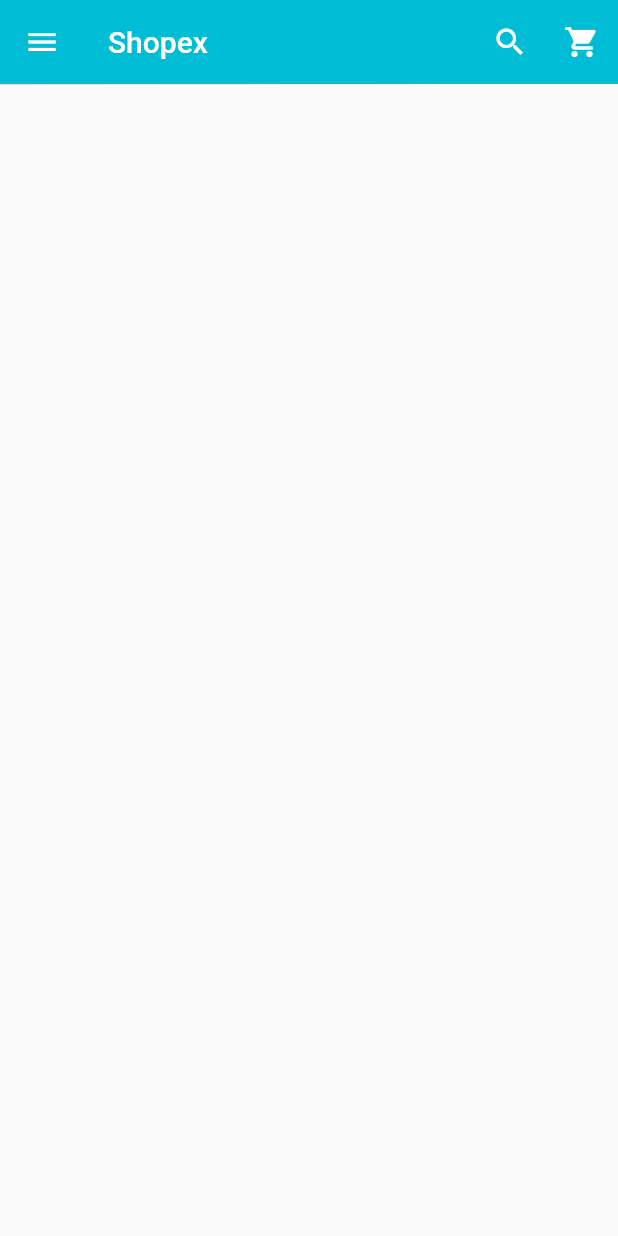
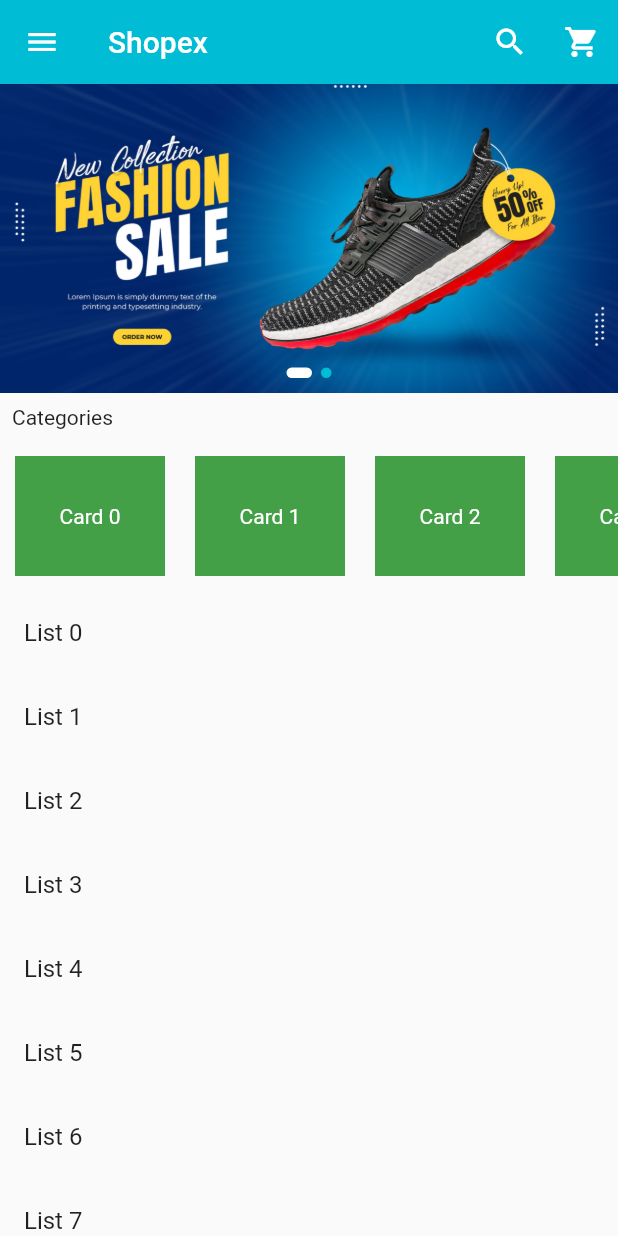
Before and after one commit to iamayush01/Shopex, a Flutter app: the screen it shows after launch, on a phone screen of 412 x 824 dp. Run offline on Flutter 3.47's test engine with Material 2 defaults, Android fonts, the phone set to English and light mode, and no system bars; drawn by our look-alikes of carousel_slider.

Commit message:
modified:   lib/main.dart  	modified:   pubspec.lock 	modified:   pubspec.yaml

```diff
--- /dev/null
+++ b/lib/components/horizontal_list.dart
@@ -0,0 +1,40 @@
+import 'package:flutter/material.dart';
+
+class HorizontalList extends StatelessWidget {
+  const HorizontalList({super.key});
+
+  @override
+  Widget build(BuildContext context) {
+    return Container(
+      height: 80.0,
+      child: ListView(
+        scrollDirection: Axis.horizontal,
+        children: const <Widget>[
+          /*Category(
+            image_location: 'assets/images/cr1.jpg',
+          )*/
+        ],
+      ),
+    );
+  }
+}
+
+/*class Category extends StatelessWidget {
+  const Category({super.key});
+  final String image_location = "";
+  final String image_caption = "";
+  Category({this.image_location, this.image_caption});
+  @override
+  Widget build(BuildContext context) {
+    return Padding(
+      padding: EdgeInsets.all(2.0),
+      child: InkWell(
+        onTap: () {},
+        child: ListTile(
+          title: Image.asset(image_location),
+          subtitle: Text(image_caption),
+        ),
+      ),
+    );
+  }
+}*/
--- a/lib/main.dart
+++ b/lib/main.dart
@@ -1,4 +1,7 @@
 import 'package:flutter/material.dart';
+import 'package:carousel_slider/carousel_slider.dart';
+//My imports
+//import 'components/horizontal_list.dart';
 
 void main() {
   runApp(
@@ -13,6 +16,12 @@ class HomePage extends StatefulWidget {
 }
 
 class _HomePageState extends State<HomePage> {
+  List imageList = [
+    {"id": 1, "image_path": 'assets/images/cr1.jpg'},
+    {"id": 2, "image_path": 'assets/images/cr2.jpg'},
+  ];
+  final CarouselController carouselController = CarouselController();
+  int currindex = 0;
   @override
   Widget build(BuildContext context) {
     return Scaffold(
@@ -105,6 +114,105 @@ class _HomePageState extends State<HomePage> {
           ],
         ),
       ),
+      body: ListView(children: <Widget>[
+        Stack(
+          children: [
+            InkWell(
+              onTap: () {},
+              child: CarouselSlider(
+                items: imageList
+                    .map(
+                      (item) => Image.asset(
+                        item['image_path'],
+                        fit: BoxFit.cover,
+                        width: double.infinity,
+                      ),
+                    )
+                    .toList(),
+                carouselController: carouselController,
+                options: CarouselOptions(
+                  scrollPhysics: const BouncingScrollPhysics(),
+                  autoPlay: true,
+                  aspectRatio: 2,
+                  viewportFraction: 1,
+                  onPageChanged: (index, reason) {
+                    setState(() {
+                      currindex = index;
+                    });
+                  },
+                ),
+              ),
+            ),
+            Positioned(
+              bottom: 10,
+              left: 0,
+              right: 0,
+              child: Row(
+                mainAxisAlignment: MainAxisAlignment.center,
+                children: imageList.asMap().entries.map((entry) {
+                  return GestureDetector(
+                    onTap: () => carouselController.animateToPage(entry.key),
+                    child: Container(
+                      width: currindex == entry.key ? 17 : 7,
+                      height: 7.0,
+                      margin: const EdgeInsets.symmetric(
+                        horizontal: 3.0,
+                      ),
+                      decoration: BoxDecoration(
+                          borderRadius: BorderRadius.circular(10),
+                          color: currindex == entry.key
+                              ? Colors.white
+                              : Colors.cyan),
+                    ),
+                  );
+                }).toList(),
+              ),
+            ),
+          ],
+        ),
+        const Padding(
+          padding: EdgeInsets.all(8.0),
+          child: Text("Categories"),
+        ),
+        Container(
+          child: SingleChildScrollView(
+            child: Column(
+              mainAxisSize: MainAxisSize.min,
+              children: [
+                SizedBox(
+                  height: 100,
+                  child: ListView.builder(
+                    itemCount: 10,
+                    scrollDirection: Axis.horizontal,
+                    itemBuilder: (context, index) => Container(
+                      height: 100,
+                      width: 100,
+                      margin: const EdgeInsets.all(10),
+                      color: Colors.green[600],
+                      child: Center(
+                        child: Text(
+                          "Card $index",
+                          style: const TextStyle(color: Colors.white),
+                        ),
+                      ),
+                    ),
+                  ),
+                ),
+                Flexible(
+                  child: ListView.builder(
+                    itemCount: 15,
+                    physics: const NeverScrollableScrollPhysics(),
+                    shrinkWrap: true,
+                    itemBuilder: (context, index) => ListTile(
+                      title: Text("List $index"),
+                    ),
+                  ),
+                ),
+              ],
+            ),
+          ),
+        ),
+      ]),
     );
   }
 }
--- a/pubspec.yaml
+++ b/pubspec.yaml
@@ -9,7 +9,7 @@ environment:
 dependencies:
   flutter:
     sdk: flutter
-  carousel_pro: ^0.0.13
+  carousel_slider: ^4.2.1
 
 dev_dependencies:
   flutter_test:
@@ -18,3 +18,5 @@ dev_dependencies:
 
 flutter:
   uses-material-design: true
+  assets:
+    - assets/images/
```
Also changed, not shown: assets/images/cr1.jpg (added), assets/images/cr2.jpg (added), assets/images/sp1.jpg (added), assets/images/sp2.jpg (added), assets/images/sp3.jpg (added), assets/images/sp4.jpg (added), assets/images/sp5.jpg (added), pubspec.lock.
